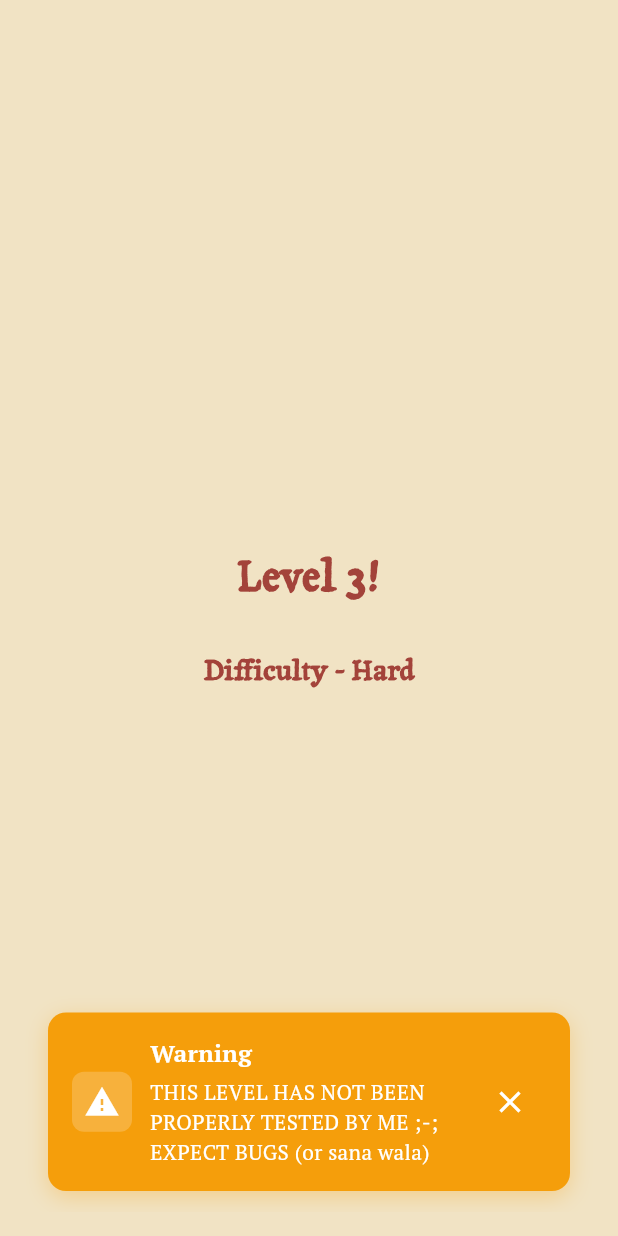
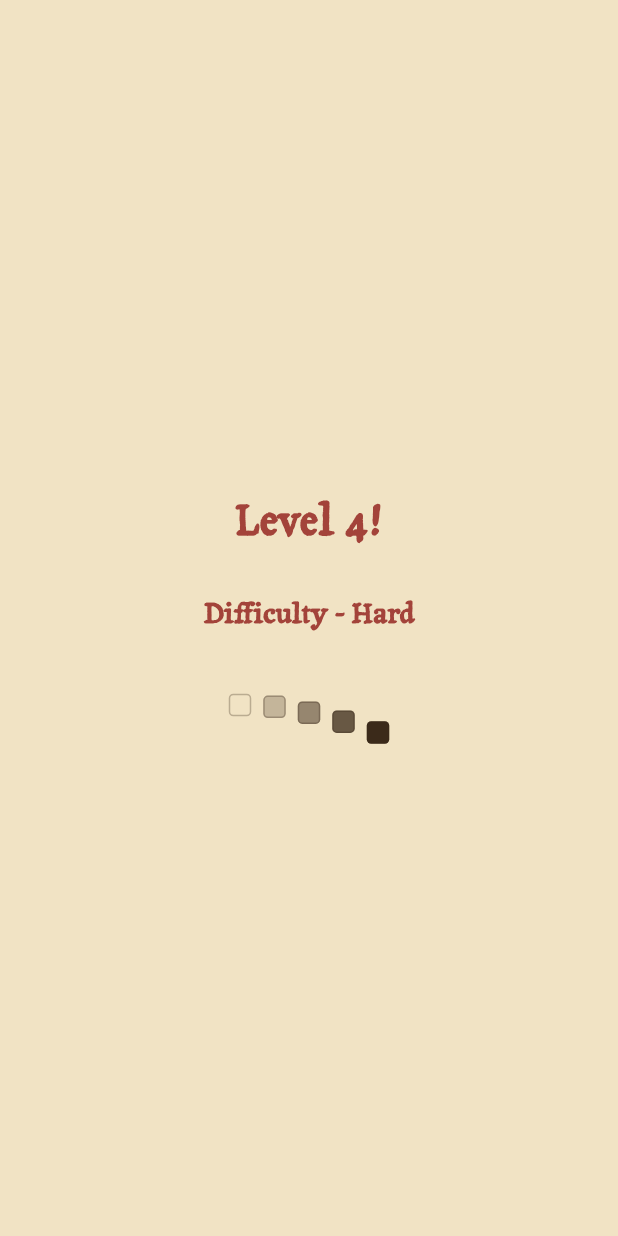
Before and after one commit to vine-6000/GULOssarry, a Flutter app: the Levelchoice screen opened directly, after a tap on an icon or button, on a phone screen of 412 x 824 dp. Run offline on Flutter 3.47's test engine with Material 3 defaults, Android fonts, the phone set to English and light mode, and no system bars; our stand-ins replace device_preview.

Commit message:
Finished version 1.2.0, added animation to laoding, fixed return home, made puzzl section scrollable

```diff
--- a/lib/Functions/Categories.dart
+++ b/lib/Functions/CategorieList.dart
@@ -6,6 +6,7 @@ List<Category> categories = [
     difficulty: "Easy",
     category: "Officials",
     displayColor: MyColors.moss,
+    hintCount: 6,
     items: [
       (
         word: 'MANUEL QUEZON',
@@ -49,6 +50,7 @@ List<Category> categories = [
     difficulty: "Easy",
     category: "Schools",
     displayColor: MyColors.moss,
+    hintCount: 4,
     items: [
       (
         word: 'ARELLANO HIGH SCHOOL',
@@ -80,6 +82,7 @@ List<Category> categories = [
     difficulty: "Medium",
     category: "Places",
     displayColor: MyColors.amber,
+    hintCount: 5,
     items: [
       (
         word: 'MANILA',
@@ -98,6 +101,7 @@ List<Category> categories = [
     difficulty: "Hard",
     category: "Policies",
     displayColor: MyColors.brick,
+    hintCount: 3,
     items: [
       (
         word: 'NATIONAL DEFENSE ACT',
@@ -121,10 +125,12 @@ List<Category> categories = [
     difficulty: "Very Hard",
     category: "Mission for Independence",
     displayColor: MyColors.blood,
+    hintCount: 4,
+
     items: [
       (word: 'OSROX MISSION', hint: 'N/A - hint', fact: 'N/A - fact'),
       (word: 'HARE HAWES CUTTING BILL', hint: 'N/A - hint', fact: 'N/A - fact'),
-      (word: 'TYDINGS-MCDUFFIE ACT', hint: 'N/A - hint', fact: 'N/A - fact'),
+      (word: 'TYDINGS MCDUFFIE ACT', hint: 'N/A - hint', fact: 'N/A - fact'),
       (word: 'JONES LAW', hint: 'N/A - hint', fact: 'N/A - fact'),
     ],
   ),
@@ -134,6 +140,7 @@ class Category {
   final String difficulty;
   final String category;
   final Color displayColor;
+  late int hintCount;
 
   final List<({String word, String hint, String fact})> items;
 
@@ -141,6 +148,7 @@ class Category {
     required this.difficulty,
     required this.category,
     required this.displayColor,
+    required this.hintCount,
     required this.items,
   });
 }
--- a/lib/Pages/LevelManager/LevelChoice.dart
+++ b/lib/Pages/LevelManager/LevelChoice.dart
@@ -4,7 +4,7 @@ import 'package:gerphis_game/core/Widgets/Snakcbar.dart';
 import 'package:gerphis_game/core/constants/colors.dart';
 import 'package:gerphis_game/core/constants/fonts.dart';
 import 'package:gerphis_game/core/constants/fontsizes.dart';
-import '../../Functions/Categories.dart';
+import '../../Functions/CategorieList.dart';
 
 class Levelchoice extends StatelessWidget {
   const Levelchoice({super.key});
@@ -44,14 +44,6 @@ class Levelchoice extends StatelessWidget {
                           ),
                         ),
                       );
-                      if (i != 0) {
-                        showBeautifulSnackBar(
-                          context,
-                          message:
-                              "THIS LEVEL HAS NOT BEEN PROPERLY TESTED BY ME ;-; EXPECT BUGS (or sana wala)",
-                          type: SnackBarType.warning,
-                        );
-                      }
                     },
                   ),
               ],
@@ -104,6 +96,7 @@ class _LevelCard extends StatelessWidget {
                     ),
                     const SizedBox(height: 4),
                     Roboto(
+                      fontStyle: FontStyle.italic,
                       text: categories.category,
                       fontWeight: FontWeight.bold,
                       fontsize: Fontsize.mobileH2,
--- a/lib/Pages/LevelManager/LevelDisplay.dart
+++ b/lib/Pages/LevelManager/LevelDisplay.dart
@@ -1,7 +1,7 @@
 import 'dart:async';
 
 import 'package:flutter/material.dart';
-import 'package:gerphis_game/Functions/Categories.dart';
+import 'package:gerphis_game/Functions/CategorieList.dart';
 import 'package:gerphis_game/Functions/WordScrambler.dart';
 import 'package:gerphis_game/Pages/LevelManager/Buttons.dart';
 import 'package:gerphis_game/Pages/LevelManager/LoadingPage.dart';
@@ -28,7 +28,7 @@ class _LevelDisplayState extends State<LevelDisplay> {
   List<String> userTyped = [];
   int curQuestionCount = 0;
   late int curCategory = widget.categorycount;
-  int hintsRemaining = 5;
+  late int hintsRemaining = levelHintamount;
 
   //Main
   String get levelCategory => categories[curCategory].category;
@@ -38,6 +38,7 @@ class _LevelDisplayState extends State<LevelDisplay> {
   String get levelHint => categories[curCategory].items[curQuestionCount].hint;
   String get levelFact =>
       categories[curCategory].items[curQuestionCount - 1].fact;
+  int get levelHintamount => categories[curCategory].hintCount;
 
   //sub
   int get totalQuestionCount => categories[curCategory].items.length;
@@ -48,18 +49,15 @@ class _LevelDisplayState extends State<LevelDisplay> {
   late int totalLetters = lettersCount;
 
   void kyboardPressed(String userInput) {
-    //add pinaka bago tinype ni user
-    //limit amount of letters na pwede ma type
-    if (userTyped.length < lettersCount) userTyped.add(userInput);
-    setState(() {});
+    if (userTyped.length < lettersCount) {
+      setState(() => userTyped.add(userInput));
+    }
   }
 
   void backspacePressed() {
-    //remove pinaka huli na tinype ni user
-    //limit amoutn of letters na pwede alisin
-    if (userTyped.isNotEmpty) userTyped.removeAt(userTyped.length - 1);
-
-    setState(() {});
+    if (userTyped.isNotEmpty) {
+      setState(() => userTyped.removeAt(userTyped.length - 1));
+    }
   }
 
   void checkPressed() {
@@ -68,7 +66,7 @@ class _LevelDisplayState extends State<LevelDisplay> {
     if (userimput == answerkey) {
       if (curQuestionCount == (totalQuestionCount - 1)) {
         //Show this after the last question
-        finishedDialog(context, "CONGRATS!", "Level 1 Finished!");
+        finishedDialog(context, "CONGRATS!", "Level 1 Finished!", levelFact);
         showBeautifulSnackBar(
           context,
           message: "CORRECT!!",
@@ -97,11 +95,19 @@ class _LevelDisplayState extends State<LevelDisplay> {
   }
 
   void hintPressed() {
+    if (hintsRemaining == 0) {
+      showBeautifulSnackBar(
+        context,
+        message: "You have ran out of Hints!",
+        type: SnackBarType.info,
+      );
+      return;
+    }
     dialogBox(context, true, "Hint!", levelHint);
     setState(() => hintsRemaining--);
   }
 
-  int timerCounter = 5;
+  int timerCounter = 4;
   Timer? _timer;
   void _startTimer() {
     _timer?.cancel();
@@ -134,6 +140,9 @@ class _LevelDisplayState extends State<LevelDisplay> {
         ? Scaffold(
             body: SafeArea(
               child: SizedBox.expand(
+                child: Column(
+                  children: [
+                    Expanded(
                       child: Padding(
                         padding: const EdgeInsets.all(20.0),
                         child: Column(
@@ -143,29 +152,40 @@ class _LevelDisplayState extends State<LevelDisplay> {
                             lvlRmaining,
                             const SizedBox(height: 16),
                             HintsPill(hints: hintsRemaining),
-
+                            const SizedBox(height: 26),
                             Expanded(
                               child: Center(
-                          child: DisplayWords(
+                                child: SingleChildScrollView(
+                                  child: Column(
+                                    mainAxisSize: MainAxisSize.min,
+                                    children: [
+                                      DisplayWords(
                                         key: ValueKey(curQuestionCount),
                                         levelword: levelwordtoguess,
                                       ),
-                        ),
-                      ),
-
+                                      const SizedBox(height: 26),
                                       AnswerInput(
                                         levelWord: levelwordtoguess,
                                         userInput: userTyped,
                                         pressedHints: hintPressed,
                                         pressedCheck: checkPressed,
                                       ),
+                                    ],
+                                  ),
+                                ),
+                              ),
+                            ),
+                          ],
+                        ),
+                      ),
+                    ),
+
                     GameKeyboard(
                       onKey: kyboardPressed,
                       onBackspace: backspacePressed,
                     ),
                     const SizedBox(height: 12),
                   ],
-                  ),
                 ),
               ),
             ),
@@ -444,7 +464,25 @@ class GameKeyboard extends StatelessWidget {
 
   @override
   Widget build(BuildContext context) {
-    return LayoutBuilder(
+    return Container(
+      decoration: BoxDecoration(
+        color: MyColors.parchment,
+        boxShadow: [
+          BoxShadow(
+            color: Colors.black.withValues(alpha: 0.25),
+            offset: const Offset(
+              0,
+              -6,
+            ), // negative y = shadow above the container
+            blurRadius: 8,
+            spreadRadius:
+                -4, // pulls the shadow in from the left and right edges
+          ),
+        ],
+      ),
+      child: Padding(
+        padding: EdgeInsets.fromLTRB(24, 5, 24, 0),
+        child: LayoutBuilder(
           builder: (context, constraints) {
             const gap = 6.0;
             final keyWidth = constraints.maxWidth / 10 - gap;
@@ -478,7 +516,10 @@ class GameKeyboard extends StatelessWidget {
                             height: keyHeight,
                             gap: gap,
                             onTap: onBackspace,
-                        child: const Icon(Icons.backspace_outlined, size: 20),
+                            child: const Icon(
+                              Icons.backspace_outlined,
+                              size: 20,
+                            ),
                           ),
                       ],
                     ),
@@ -486,6 +527,8 @@ class GameKeyboard extends StatelessWidget {
               ],
             );
           },
+        ),
+      ),
     );
   }
 }
--- a/lib/Pages/LevelManager/LoadingPage.dart
+++ b/lib/Pages/LevelManager/LoadingPage.dart
@@ -1,5 +1,6 @@
+import 'dart:math' as math;
 import 'package:flutter/material.dart';
-import 'package:gerphis_game/Functions/Categories.dart';
+import 'package:gerphis_game/Functions/CategorieList.dart';
 
 import 'package:gerphis_game/core/constants/Fonts.dart';
 import 'package:gerphis_game/core/constants/colors.dart';
@@ -13,36 +14,99 @@ class LoadingPageWidget extends StatefulWidget {
   State<LoadingPageWidget> createState() => _LoadingPageWidgetState();
 }
 
-class _LoadingPageWidgetState extends State<LoadingPageWidget> {
-  static const double containerSize = 10;
+class _LoadingPageWidgetState extends State<LoadingPageWidget>
+    with SingleTickerProviderStateMixin {
+  static const double containerSize = 15;
+  static const double jumpHeight = 20; // how high each box jumps
+  static const int boxCount = 5;
+  static const int jumps = 5; // jumps per box during the 4 seconds
+  static const double stagger = 0.12; // delay between neighboring boxes
 
-  List<Color> myColors = [
-    MyColors.gold,
-    MyColors.ink,
-    MyColors.parchment.withValues(red: 100),
-    MyColors.parchmentDark,
+  late final AnimationController _controller = AnimationController(
+    vsync: this,
+    duration: const Duration(seconds: 4),
+  )..forward();
+  late final List<Color> myColors = [
+    for (int i = 0; i < boxCount; i++)
+      Color.lerp(MyColors.parchment, MyColors.ink, i / (boxCount - 1))!,
   ];
 
   @override
+  void dispose() {
+    _controller.dispose();
+    super.dispose();
+  }
+
+  // 0 -> jumpHeight -> 0 for one jump, shifted per box to make the wave
+  double _boxOffset(int i, double t) {
+    final phase = t - i * stagger;
+    if (phase < 0 || phase >= jumps) {
+      print(jumps);
+      return 0;
+    }
+
+    final frac = phase - phase.floor();
+    return math.sin(frac * math.pi) * jumpHeight;
+  }
+
+  @override
   Widget build(BuildContext context) {
+    final cat = categories[widget.categorycount];
+
     return Scaffold(
       body: Center(
         child: Column(
           mainAxisAlignment: MainAxisAlignment.center,
           children: [
             Tagesschrift(
-              text: "Level ${widget.categorycount}!",
+              text: "Level ${widget.categorycount + 1}!",
               fontsize: Fontsize.mobileH1,
-              fontcolor: categories[widget.categorycount].displayColor,
+              fontcolor: cat.displayColor,
               fontWeight: FontWeight.bold,
             ),
             const SizedBox(height: 30),
             Tagesschrift(
-              text:
-                  "Difficulty - ${categories[widget.categorycount].difficulty}",
+              text: "Difficulty - ${cat.difficulty}",
               fontsize: Fontsize.mobileH3,
-              fontcolor: categories[widget.categorycount].displayColor,
+              fontcolor: cat.displayColor,
               fontWeight: FontWeight.bold,
+            ),
+            const SizedBox(height: 40),
+            AnimatedBuilder(
+              animation: _controller,
+              builder: (context, _) {
+                // stretch time so the last box finishes its final jump too
+                final t =
+                    _controller.value * (jumps + stagger * (boxCount - 1));
+
+                return SizedBox(
+                  height: containerSize + jumpHeight, // room for the jump
+                  child: Row(
+                    mainAxisSize: MainAxisSize.min,
+                    crossAxisAlignment: CrossAxisAlignment.end,
+                    children: [
+                      for (int i = 0; i < boxCount; i++)
+                        Padding(
+                          padding: const EdgeInsets.symmetric(horizontal: 4),
+                          child: Transform.translate(
+                            offset: Offset(0, -_boxOffset(i, t)),
+                            child: Container(
+                              width: containerSize,
+                              height: containerSize,
+                              decoration: BoxDecoration(
+                                color: myColors[i],
+                                borderRadius: BorderRadius.circular(3),
+                                border: Border.all(
+                                  color: MyColors.ink.withValues(alpha: 0.3),
+                                ),
+                              ),
+                            ),
+                          ),
+                        ),
+                    ],
+                  ),
+                );
+              },
             ),
           ],
         ),
```
Also changed, not shown: lib/core/Widgets/CustomDialogs.dart (+23 -3 lines). Lines whose indentation alone changed are shown as unchanged.
